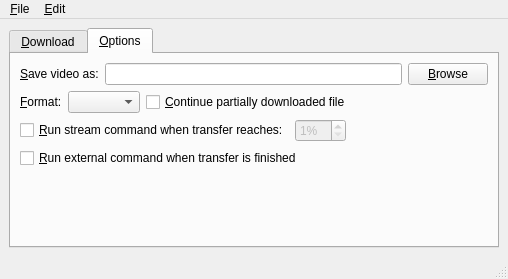
Old version of the form rc/mainwnd.ui in the repository guendto/abby.
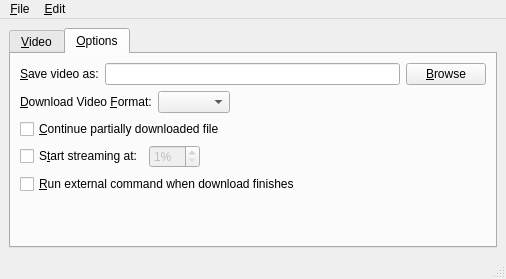
New version of the form. The open tabs and pages were chosen to show the change.

Commit message: Clean up widget texts.

Diff of the .ui file:
```diff
--- a/rc/mainwnd.ui
+++ b/rc/mainwnd.ui
@@ -6,7 +6,7 @@
    <rect>
     <x>0</x>
     <y>0</y>
-    <width>508</width>
+    <width>506</width>
     <height>279</height>
    </rect>
   </property>
@@ -22,7 +22,7 @@
       </property>
       <widget class="QWidget" name="tab" >
        <attribute name="title" >
-        <string>&amp;Download</string>
+        <string>&amp;Video</string>
        </attribute>
        <layout class="QGridLayout" name="gridLayout_3" >
         <item row="0" column="0" >
@@ -302,7 +302,7 @@
              </sizepolicy>
             </property>
             <property name="text" >
-             <string>&amp;Format:</string>
+             <string>&amp;Download Video &amp;Format:</string>
             </property>
             <property name="buddy" >
              <cstring>formatCombo</cstring>
@@ -324,16 +324,6 @@
             </property>
            </widget>
           </item>
-          <item>
-           <widget class="QCheckBox" name="continueBox" >
-            <property name="toolTip" >
-             <string>Continue a partially downloaded video file.</string>
-            </property>
-            <property name="text" >
-             <string>&amp;Continue partially downloaded file</string>
-            </property>
-           </widget>
-          </item>
           <item>
            <spacer name="horizontalSpacer_2" >
             <property name="orientation" >
@@ -350,6 +340,16 @@
          </layout>
         </item>
         <item row="2" column="0" >
+         <widget class="QCheckBox" name="continueBox" >
+          <property name="toolTip" >
+           <string>Continue a partially downloaded video file.</string>
+          </property>
+          <property name="text" >
+           <string>&amp;Continue partially downloaded file</string>
+          </property>
+         </widget>
+        </item>
+        <item row="3" column="0" >
          <layout class="QHBoxLayout" name="horizontalLayout_9" >
           <item>
            <widget class="QCheckBox" name="streamBox" >
@@ -363,7 +363,7 @@
 with broadband connections only.</string>
             </property>
             <property name="text" >
-             <string>&amp;Run stream command when transfer reaches:</string>
+             <string>S&amp;tart streaming at:</string>
             </property>
            </widget>
           </item>
@@ -407,7 +407,7 @@
           </item>
          </layout>
         </item>
-        <item row="3" column="0" >
+        <item row="4" column="0" >
          <layout class="QHBoxLayout" name="horizontalLayout_7" >
           <item>
            <widget class="QCheckBox" name="commandBox" >
@@ -416,7 +416,7 @@
 download finishes.</string>
             </property>
             <property name="text" >
-             <string>&amp;Run external command when transfer is finished</string>
+             <string>&amp;Run external command when download finishes</string>
             </property>
            </widget>
           </item>
@@ -435,7 +435,7 @@
           </item>
          </layout>
         </item>
-        <item row="4" column="0" >
+        <item row="5" column="0" >
          <spacer name="verticalSpacer_2" >
           <property name="orientation" >
            <enum>Qt::Vertical</enum>
@@ -459,7 +459,7 @@
     <rect>
      <x>0</x>
      <y>0</y>
-     <width>508</width>
+     <width>506</width>
      <height>25</height>
     </rect>
    </property>
```
Left out of the diff: 10 changed lines with no effect on the pictures. The commit also changes 2 other files.
